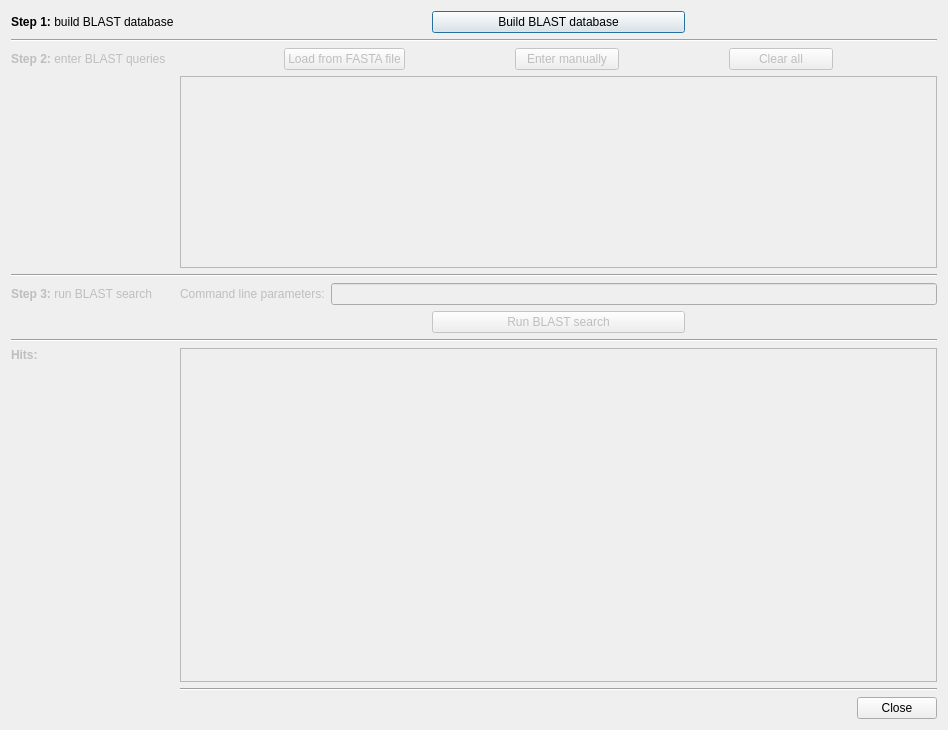
Before: the Qt Designer form ui/loadblastresultsdialog.ui in rrwick/Bandage, drawn with Qt 5.
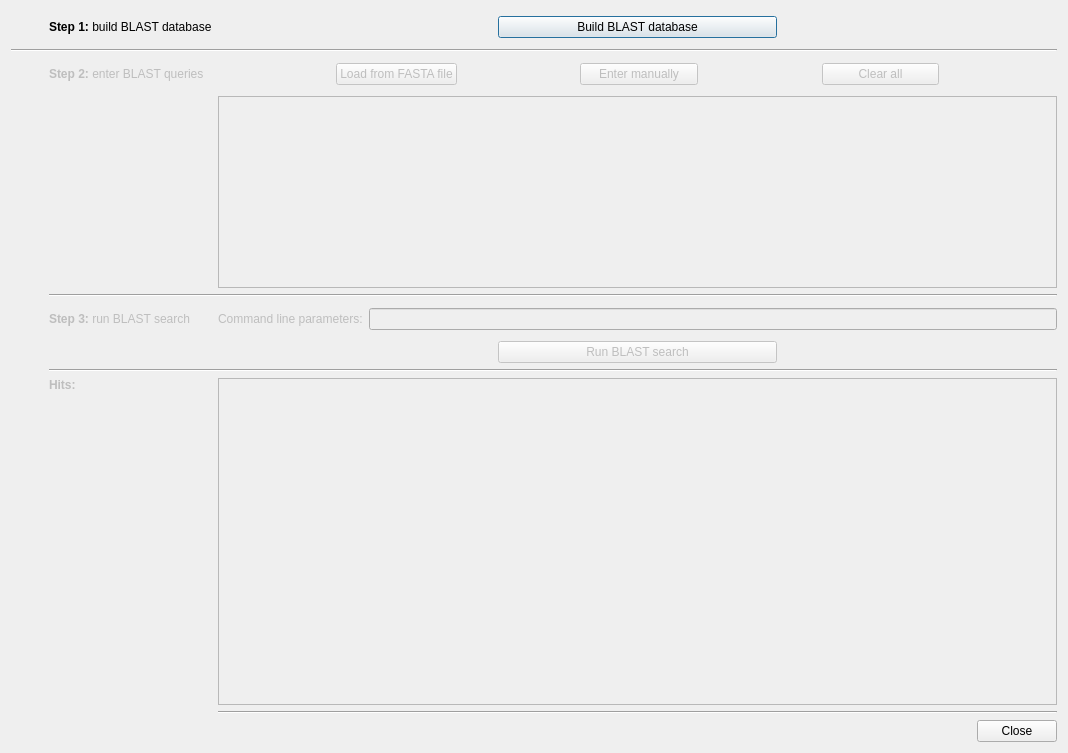
After: the same form once the commit is applied.

Patch:
```diff
--- a/ui/loadblastresultsdialog.ui
+++ b/ui/loadblastresultsdialog.ui
@@ -6,15 +6,15 @@
    <rect>
     <x>0</x>
     <y>0</y>
-    <width>948</width>
-    <height>730</height>
+    <width>1068</width>
+    <height>753</height>
    </rect>
   </property>
   <property name="windowTitle">
    <string>Load BLAST results</string>
   </property>
   <layout class="QGridLayout" name="gridLayout_2">
-   <item row="9" column="0">
+   <item row="9" column="1">
     <widget class="QLabel" name="step3Label">
      <property name="enabled">
       <bool>false</bool>
@@ -24,7 +24,7 @@
      </property>
     </widget>
    </item>
-   <item row="13" column="1" rowspan="2">
+   <item row="13" column="2" rowspan="2">
     <widget class="QTableView" name="blastHitsTableView">
      <property name="enabled">
       <bool>false</bool>
@@ -34,7 +34,7 @@
      </property>
     </widget>
    </item>
-   <item row="0" column="1">
+   <item row="0" column="2">
     <widget class="QWidget" name="widget_3" native="true">
      <layout class="QHBoxLayout" name="horizontalLayout">
       <property name="leftMargin">
@@ -91,7 +91,7 @@
      </layout>
     </widget>
    </item>
-   <item row="4" column="1" rowspan="4">
+   <item row="4" column="2" rowspan="4">
     <widget class="QTableView" name="blastQueriesTableView">
      <property name="enabled">
       <bool>false</bool>
@@ -107,7 +107,7 @@
      </property>
     </widget>
    </item>
-   <item row="0" column="0">
+   <item row="0" column="1">
     <widget class="QLabel" name="step1Label">
      <property name="font">
       <font>
@@ -120,14 +120,14 @@
      </property>
     </widget>
    </item>
-   <item row="8" column="0" colspan="2">
+   <item row="8" column="1" colspan="2">
     <widget class="Line" name="line_2">
      <property name="orientation">
       <enum>Qt::Horizontal</enum>
      </property>
     </widget>
    </item>
-   <item row="13" column="0">
+   <item row="13" column="1">
     <widget class="QLabel" name="hitsLabel">
      <property name="enabled">
       <bool>false</bool>
@@ -143,14 +143,14 @@
      </property>
     </widget>
    </item>
-   <item row="12" column="0" colspan="2">
+   <item row="12" column="1" colspan="2">
     <widget class="Line" name="line_4">
      <property name="orientation">
       <enum>Qt::Horizontal</enum>
      </property>
     </widget>
    </item>
-   <item row="16" column="1">
+   <item row="16" column="2">
     <widget class="QDialogButtonBox" name="buttonBox">
      <property name="orientation">
       <enum>Qt::Horizontal</enum>
@@ -160,7 +160,7 @@
      </property>
     </widget>
    </item>
-   <item row="10" column="1">
+   <item row="10" column="2">
     <widget class="QWidget" name="widget_5" native="true">
      <layout class="QHBoxLayout" name="horizontalLayout_3">
       <property name="leftMargin">
@@ -220,7 +220,7 @@
      </layout>
     </widget>
    </item>
-   <item row="3" column="1">
+   <item row="3" column="2">
     <widget class="QWidget" name="widget_6" native="true">
      <layout class="QHBoxLayout" name="horizontalLayout_4">
       <property name="leftMargin">
@@ -338,14 +338,7 @@
      </layout>
     </widget>
    </item>
-   <item row="1" column="0" colspan="2">
-    <widget class="Line" name="line_3">
-     <property name="orientation">
-      <enum>Qt::Horizontal</enum>
-     </property>
-    </widget>
-   </item>
-   <item row="9" column="1">
+   <item row="9" column="2">
     <widget class="QWidget" name="widget_4" native="true">
      <layout class="QHBoxLayout" name="horizontalLayout_2">
       <property name="leftMargin">
@@ -380,7 +373,7 @@
      </layout>
     </widget>
    </item>
-   <item row="3" column="0">
+   <item row="3" column="1">
     <widget class="QLabel" name="step2Label">
      <property name="enabled">
       <bool>false</bool>
@@ -390,14 +383,14 @@
      </property>
     </widget>
    </item>
-   <item row="15" column="1">
+   <item row="15" column="2">
     <widget class="Line" name="line">
      <property name="orientation">
       <enum>Qt::Horizontal</enum>
      </property>
     </widget>
    </item>
-   <item row="14" column="0">
+   <item row="14" column="1">
     <spacer name="verticalSpacer_2">
      <property name="orientation">
       <enum>Qt::Vertical</enum>
@@ -410,6 +403,79 @@
      </property>
     </spacer>
    </item>
+   <item row="0" column="0">
+    <widget class="QLabel" name="step1TickLabel">
+     <property name="sizePolicy">
+      <sizepolicy hsizetype="Fixed" vsizetype="Fixed">
+       <horstretch>0</horstretch>
+       <verstretch>0</verstretch>
+      </sizepolicy>
+     </property>
+     <property name="minimumSize">
+      <size>
+       <width>32</width>
+       <height>32</height>
+      </size>
+     </property>
+     <property name="text">
+      <string/>
+     </property>
+     <property name="scaledContents">
+      <bool>true</bool>
+     </property>
+    </widget>
+   </item>
+   <item row="1" column="0" colspan="3">
+    <widget class="Line" name="line_3">
+     <property name="orientation">
+      <enum>Qt::Horizontal</enum>
+     </property>
+    </widget>
+   </item>
+   <item row="3" column="0">
+    <widget class="QLabel" name="step2TickLabel">
+     <property name="sizePolicy">
+      <sizepolicy hsizetype="Fixed" vsizetype="Fixed">
+       <horstretch>0</horstretch>
+       <verstretch>0</verstretch>
+      </sizepolicy>
+     </property>
+     <property name="minimumSize">
+      <size>
+       <width>32</width>
+       <height>32</height>
+      </size>
+     </property>
+     <property name="text">
+      <string/>
+     </property>
+     <property name="scaledContents">
+      <bool>true</bool>
+     </property>
+    </widget>
+   </item>
+   <item row="9" column="0">
+    <widget class="QLabel" name="step3TickLabel">
+     <property name="sizePolicy">
+      <sizepolicy hsizetype="Fixed" vsizetype="Fixed">
+       <horstretch>0</horstretch>
+       <verstretch>0</verstretch>
+      </sizepolicy>
+     </property>
+     <property name="minimumSize">
+      <size>
+       <width>32</width>
+       <height>32</height>
+      </size>
+     </property>
+     <property name="text">
+      <string/>
+     </property>
+     <property name="scaledContents">
+      <bool>true</bool>
+     </property>
+    </widget>
+   </item>
   </layout>
  </widget>
  <resources/>
```
